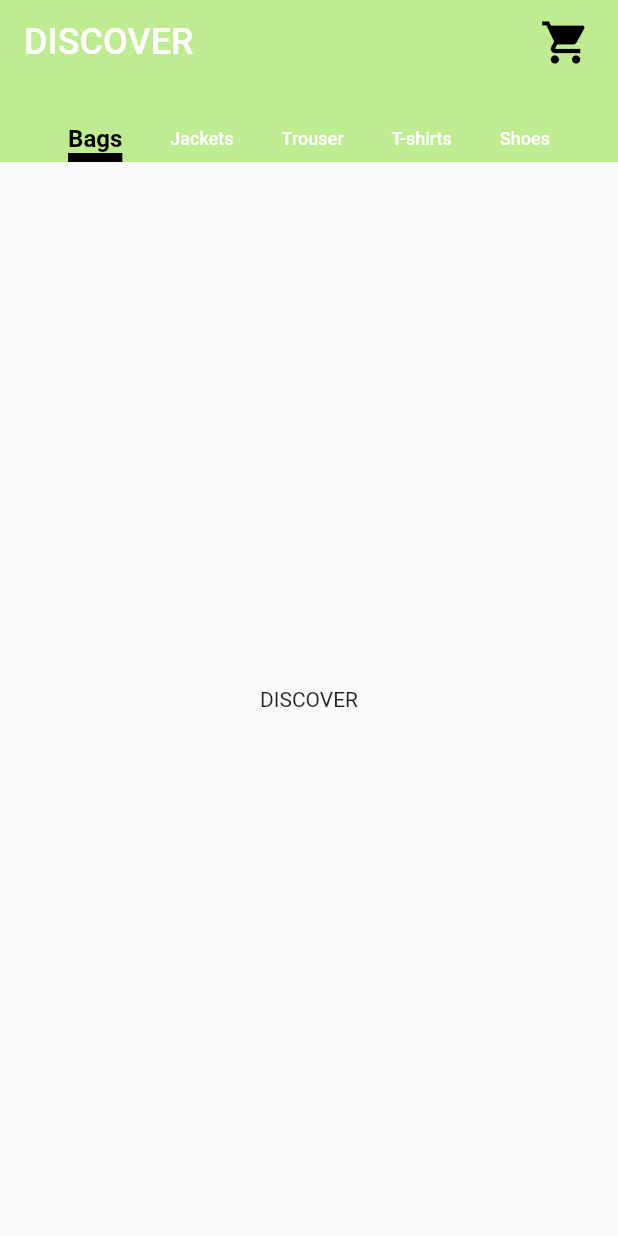
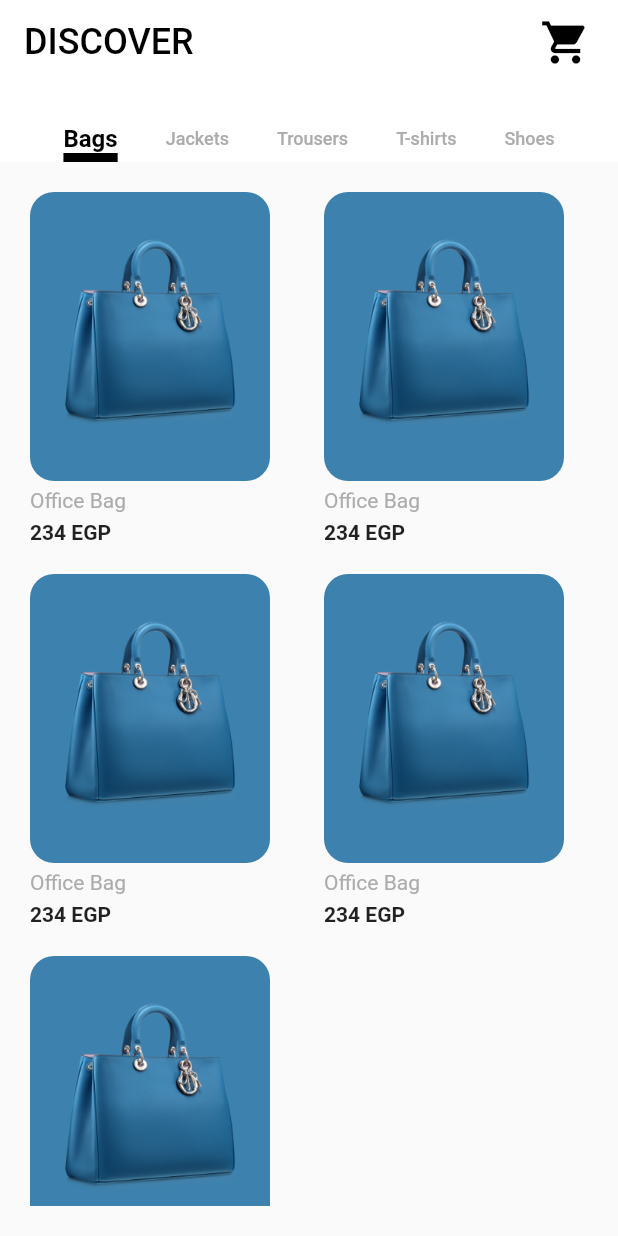
Before and after one commit to kosbaship/cloth_shop, a Flutter app: the HomeScreen screen opened directly, on a phone screen of 412 x 824 dp. Run offline on Flutter 3.47's test engine with Material 2 defaults, Android fonts, the phone set to English and light mode, and no system bars; our stand-ins replace bloc, cloud_firestore, conditional_builder, firebase_auth, firebase_core, flutter_bloc and 2 more; missing offline and left inert: cloud_firestore_web, firebase_auth_web, firebase_core_web, shared_preferences_web; accounts and stored records are empty; project files that could hold a hidden picture were left out.

Commit message:
Animation TAG issue & BagsScreen & Details Screen (UI)

```diff
--- /dev/null
+++ b/lib/modules/user/bags_screen.dart
@@ -0,0 +1,62 @@
+import 'package:cloth_shop/modules/user/product_details_screen.dart';
+import 'package:cloth_shop/shared/colors/colors.dart';
+import 'package:flutter/material.dart';
+
+class BagsScreen extends StatelessWidget {
+  @override
+  Widget build(BuildContext context) {
+    return Padding(
+      padding: const EdgeInsets.all(20),
+      child: GridView.builder(
+          itemCount: 5,
+          gridDelegate: SliverGridDelegateWithFixedCrossAxisCount(
+            crossAxisCount: 2,
+            mainAxisSpacing: 20,
+            crossAxisSpacing: 20,
+            childAspectRatio: 0.75,
+          ),
+          itemBuilder: (context, index) => GestureDetector(
+                onTap: () {
+                  // navigateTo(context, ProductDetailsScreen());
+                  Navigator.push(
+                      context,
+                      MaterialPageRoute(
+                        builder: (context) => ProductDetailsScreen(
+                          heroTag: index,
+                        ),
+                      ));
+                },
+                child: Column(
+                  crossAxisAlignment: CrossAxisAlignment.start,
+                  children: <Widget>[
+                    Expanded(
+                      child: Container(
+                        padding: EdgeInsets.all(20),
+                        height: 180,
+                        width: 160,
+                        decoration: BoxDecoration(
+                          color: Color(0xFF3D82AE),
+                          borderRadius: BorderRadius.circular(16),
+                        ),
+                        child: Hero(
+                            tag: '$index',
+                            child: Image.asset('assets/images/bags/bag_1.png')),
+                      ),
+                    ),
+                    Padding(
+                      padding: const EdgeInsets.symmetric(vertical: 5),
+                      child: Text(
+                        'Office Bag',
+                        style: TextStyle(color: kTextLightColor),
+                      ),
+                    ),
+                    Text(
+                      '234 EGP',
+                      style: TextStyle(fontWeight: FontWeight.bold),
+                    )
+                  ],
+                ),
+              )),
+    );
+  }
+}
--- a/lib/modules/user/home_screen.dart
+++ b/lib/modules/user/home_screen.dart
@@ -1,3 +1,4 @@
+import 'package:cloth_shop/modules/user/bags_screen.dart';
 import 'package:cloth_shop/shared/colors/colors.dart';
 import 'package:cloth_shop/shared/components/compnents.dart';
 import 'package:flutter/material.dart';
@@ -5,15 +6,15 @@ import 'package:flutter/material.dart';
 class HomeScreen extends StatelessWidget {
   @override
   Widget build(BuildContext context) {
-    return SafeArea(
-      child: DefaultTabController(
+    return DefaultTabController(
       length: 5,
       child: Scaffold(
         appBar: AppBar(
+          backgroundColor: kSecondaryColor,
           title: Text(
             'Discover'.toUpperCase(),
             style: TextStyle(
-                color: kSecondaryColor,
+              color: kBlackColor,
               fontSize: 24,
             ),
           ),
@@ -36,7 +37,7 @@ class HomeScreen extends StatelessWidget {
             indicatorColor: kBlackColor,
             indicatorWeight: 6,
             indicatorSize: TabBarIndicatorSize.label,
-              unselectedLabelColor: kSecondaryColor,
+            unselectedLabelColor: kTextLightColor,
             labelColor: kBlackColor,
             isScrollable: true,
             unselectedLabelStyle: TextStyle(
@@ -54,7 +55,7 @@ class HomeScreen extends StatelessWidget {
                 'Jackets',
               ),
               Text(
-                  'Trouser',
+                'Trousers',
               ),
               Text(
                 'T-shirts',
@@ -67,11 +68,7 @@ class HomeScreen extends StatelessWidget {
         ),
         body: TabBarView(
           children: <Widget>[
-              Center(
-                child: Text(
-                  'Discover'.toUpperCase(),
-                ),
-              ),
+            BagsScreen(),
             Center(
               child: Text(
                 'Discover'.toUpperCase(),
@@ -95,7 +92,6 @@ class HomeScreen extends StatelessWidget {
           ],
         ),
       ),
-      ),
     );
   }
 }
--- a/lib/shared/colors/colors.dart
+++ b/lib/shared/colors/colors.dart
@@ -10,7 +10,10 @@ const kGreyColor = Color(0xFF787878);
 const kBlackColor = Color(0xFF000000);
 // const kSecondaryColor = Color(0xFFFFE6AC);
 const kSecondaryColor = Colors.white;
-const kUnActiveColor = Color(0xFFC1BDB8);
+const kTextColor = Color(0xFF535353);
+const kTextLightColor = Color(0xFFACACAC);
+const kRedFavColor = Color(0xFFFF6464);
+const kProductColor = Color(0xFF3D82AE);
 
 const MaterialColor customMaterialColor = MaterialColor(
   0xFFBFEB91,
--- a/pubspec.yaml
+++ b/pubspec.yaml
@@ -24,6 +24,7 @@ dependencies:
   shared_preferences: ^0.5.12+4
   cloud_firestore: ^0.14.4
   conditional_builder: ^1.0.2
+  flutter_svg: ^0.19.2+1
 
 dev_dependencies:
   flutter_launcher_icons: ^0.8.1
@@ -41,6 +42,7 @@ flutter:
 
   assets:
     - assets/images/icons/
+    - assets/images/bags/
     - assets/images/jackets/
     - assets/images/trousers/
     - assets/images/shoes/
```
Also changed, not shown: lib/modules/user/product_details_screen.dart (added, +266 -0 lines), assets/images/bags/bag_1.png (added), assets/images/bags/bag_2.png (added), assets/images/bags/bag_3.png (added), assets/images/bags/bag_4.png (added), assets/images/bags/bag_5.png (added), assets/images/bags/bag_6.png (added), assets/images/icons/add_to_cart.svg (added), assets/images/icons/back.svg (added), assets/images/icons/bag_1.svg (added), assets/images/icons/cart.svg (added), assets/images/icons/heart.svg (added), assets/images/icons/search.svg (added), pubspec.lock. Lines whose indentation alone changed are shown as unchanged.
